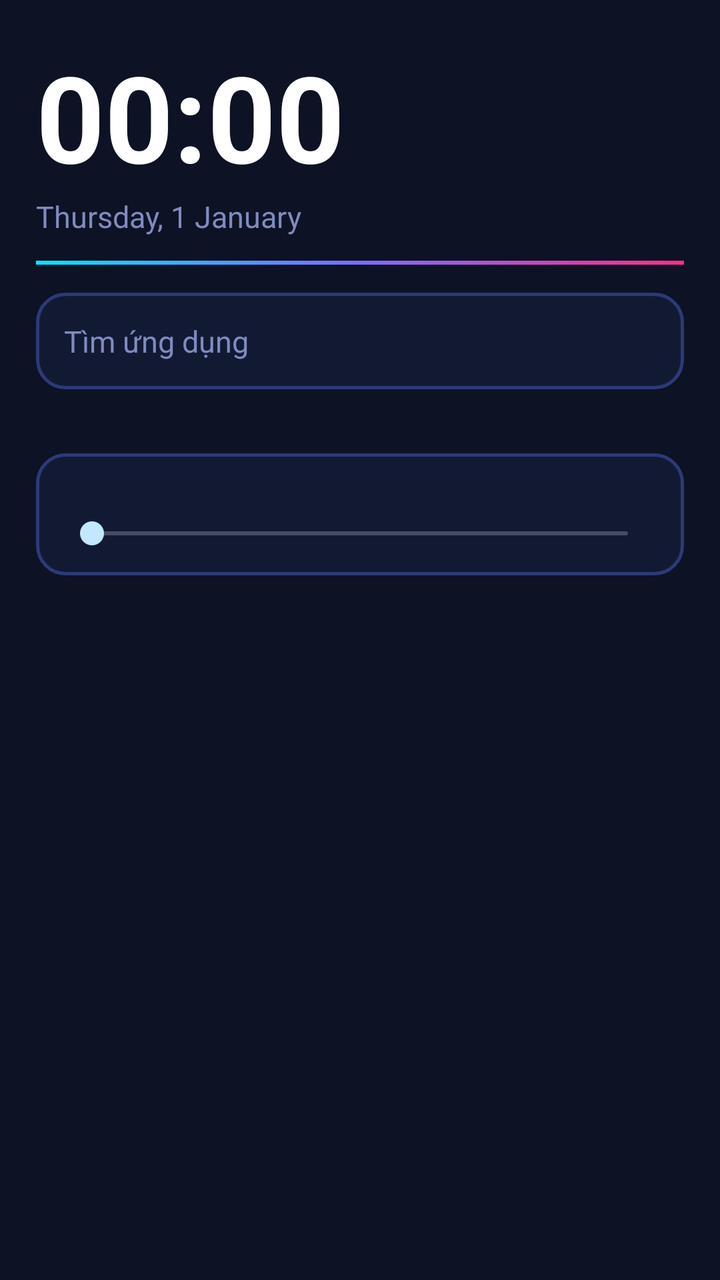
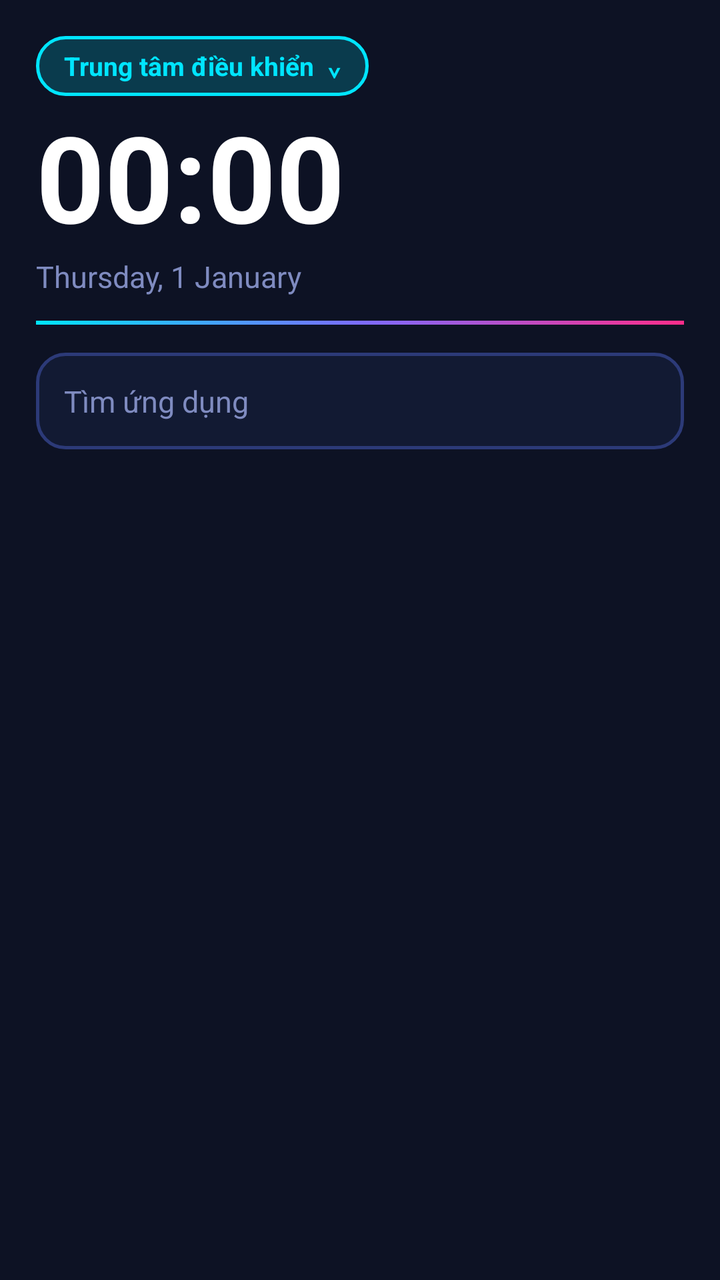

Compare the two renders of this Android layout. The source of the first and the diff that turns it into the second are given below.
<!-- AndroidManifest.xml: application theme AppTheme -->
<!-- res/layout/activity_main.xml -->
<?xml version="1.0" encoding="utf-8"?>
<FrameLayout xmlns:android="http://schemas.android.com/apk/res/android"
    android:layout_width="match_parent"
    android:layout_height="match_parent"
    android:background="#0D1224">

    <LinearLayout
        android:layout_width="match_parent"
        android:layout_height="match_parent"
        android:orientation="vertical">

        <ScrollView
            android:layout_width="match_parent"
            android:layout_height="0dp"
            android:layout_weight="1"
            android:scrollbars="none">

            <LinearLayout
                android:layout_width="match_parent"
                android:layout_height="wrap_content"
                android:orientation="vertical"
                android:padding="18dp">

                <TextClock
                    android:id="@+id/clock"
                    android:layout_width="wrap_content"
                    android:layout_height="wrap_content"
                    android:format12Hour="HH:mm"
                    android:format24Hour="HH:mm"
                    android:textColor="#FFFFFF"
                    android:textSize="60sp"
                    android:textStyle="bold" />

                <LinearLayout
                    android:layout_width="match_parent"
                    android:layout_height="wrap_content"
                    android:orientation="horizontal">

                    <TextClock
                        android:id="@+id/date"
                        android:layout_width="0dp"
                        android:layout_height="wrap_content"
                        android:layout_weight="1"
                        android:format12Hour="EEEE, d MMMM"
                        android:format24Hour="EEEE, d MMMM"
                        android:textColor="#7F8BC0"
                        android:textSize="15sp" />

                    <TextView
                        android:id="@+id/battery"
                        android:layout_width="wrap_content"
                        android:layout_height="wrap_content"
                        android:textColor="#FFAB00"
                        android:textSize="15sp"
                        android:textStyle="bold" />
                </LinearLayout>

                <View
                    android:layout_width="match_parent"
                    android:layout_height="2dp"
                    android:layout_marginTop="12dp"
                    android:background="@drawable/bg_rule" />

                <TextView
                    android:id="@+id/searchBar"
                    android:layout_width="match_parent"
                    android:layout_height="wrap_content"
                    android:layout_marginTop="14dp"
                    android:background="@drawable/bg_panel"
                    android:padding="14dp"
                    android:text="Tìm ứng dụng"
                    android:textColor="#7F8BC0"
                    android:textSize="15sp" />

                <LinearLayout
                    android:id="@+id/quickRow"
                    android:layout_width="match_parent"
                    android:layout_height="wrap_content"
                    android:layout_marginTop="12dp"
                    android:orientation="horizontal" />

                <GridLayout
                    android:id="@+id/favGrid"
                    android:layout_width="match_parent"
                    android:layout_height="wrap_content"
                    android:layout_marginTop="8dp"
                    android:columnCount="4" />

                <LinearLayout
                    android:layout_width="match_parent"
                    android:layout_height="wrap_content"
                    android:layout_marginTop="12dp"
                    android:background="@drawable/bg_panel"
                    android:orientation="vertical"
                    android:padding="12dp">

                    <TextView
                        android:id="@+id/volLabel"
                        android:layout_width="match_parent"
                        android:layout_height="wrap_content"
                        android:textColor="#00E5FF"
                        android:textSize="14sp"
                        android:textStyle="bold" />

                    <SeekBar
                        android:id="@+id/vol"
                        android:layout_width="match_parent"
                        android:layout_height="wrap_content" />
                </LinearLayout>
            </LinearLayout>
        </ScrollView>

        <LinearLayout
            android:id="@+id/dock"
            android:layout_width="match_parent"
            android:layout_height="wrap_content"
            android:orientation="horizontal"
            android:paddingBottom="10dp"
            android:paddingLeft="14dp"
            android:paddingRight="14dp"
            android:paddingTop="6dp" />
    </LinearLayout>

    <LinearLayout
        android:id="@+id/drawer"
        android:layout_width="match_parent"
        android:layout_height="match_parent"
        android:background="#0D1224"
        android:orientation="vertical"
        android:padding="16dp"
        android:visibility="gone">

        <EditText
            android:id="@+id/search"
            android:layout_width="match_parent"
            android:layout_height="wrap_content"
            android:background="@drawable/bg_panel"
            android:hint="Tìm ứng dụng"
            android:inputType="text"
            android:maxLines="1"
            android:padding="14dp"
            android:textColor="#FFFFFF"
            android:textColorHint="#7F8BC0"
            android:textSize="15sp" />

        <GridView
            android:id="@+id/appGrid"
            android:layout_width="match_parent"
            android:layout_height="0dp"
            android:layout_marginTop="10dp"
            android:layout_weight="1"
            android:horizontalSpacing="4dp"
            android:numColumns="4"
            android:verticalSpacing="8dp" />
    </LinearLayout>
</FrameLayout>
<!-- resources referenced by this layout -->
<resources>
  <!-- drawable bg_panel (drawable) -->
  <?xml version="1.0" encoding="utf-8"?>
  <shape xmlns:android="http://schemas.android.com/apk/res/android" android:shape="rectangle">
      <solid android:color="#121A33" />
      <stroke android:width="1.5dp" android:color="#2C3A78" />
      <corners android:radius="14dp" />
  </shape>
  <!-- drawable bg_rule (drawable) -->
  <?xml version="1.0" encoding="utf-8"?>
  <shape xmlns:android="http://schemas.android.com/apk/res/android" android:shape="rectangle">
      <gradient android:angle="0" android:startColor="#00E5FF" android:centerColor="#7B6CFF" android:endColor="#FF2D8A" />
  </shape>
  <style name="AppTheme" parent="android:Theme.DeviceDefault.NoActionBar">
          <item name="android:windowBackground">@android:color/black</item>
          <item name="android:statusBarColor">#0D1224</item>
          <item name="android:navigationBarColor">#0D1224</item>
      </style>
</resources>

<!-- the commit's change to res/layout/activity_main.xml (unified diff, before → after) -->
@@ -20,6 +20,20 @@
                 android:layout_height="wrap_content"
                 android:orientation="vertical"
                 android:padding="18dp">
+
+                <TextView
+                    android:id="@+id/ctlBtn"
+                    android:layout_width="wrap_content"
+                    android:layout_height="wrap_content"
+                    android:background="@drawable/bg_accent"
+                    android:paddingBottom="6dp"
+                    android:paddingLeft="14dp"
+                    android:paddingRight="14dp"
+                    android:paddingTop="6dp"
+                    android:text="Trung tâm điều khiển  ⌄"
+                    android:textColor="#00E5FF"
+                    android:textSize="13sp"
+                    android:textStyle="bold" />
 
                 <TextClock
                     android:id="@+id/clock"
@@ -72,13 +86,6 @@
                     android:textColor="#7F8BC0"
                     android:textSize="15sp" />
 
-                <LinearLayout
-                    android:id="@+id/quickRow"
-                    android:layout_width="match_parent"
-                    android:layout_height="wrap_content"
-                    android:layout_marginTop="12dp"
-                    android:orientation="horizontal" />
-
                 <GridLayout
                     android:id="@+id/favGrid"
                     android:layout_width="match_parent"
@@ -86,27 +93,7 @@
                     android:layout_marginTop="8dp"
                     android:columnCount="4" />
 
-                <LinearLayout
-                    android:layout_width="match_parent"
-                    android:layout_height="wrap_content"
-                    android:layout_marginTop="12dp"
-                    android:background="@drawable/bg_panel"
-                    android:orientation="vertical"
-                    android:padding="12dp">
-
-                    <TextView
-                        android:id="@+id/volLabel"
-                        android:layout_width="match_parent"
-                        android:layout_height="wrap_content"
-                        android:textColor="#00E5FF"
-                        android:textSize="14sp"
-                        android:textStyle="bold" />
-
-                    <SeekBar
-                        android:id="@+id/vol"
-                        android:layout_width="match_parent"
-                        android:layout_height="wrap_content" />
-                </LinearLayout>
+                
             </LinearLayout>
         </ScrollView>
 
@@ -153,4 +140,80 @@
             android:numColumns="4"
             android:verticalSpacing="8dp" />
     </LinearLayout>
+
+    <LinearLayout
+        android:id="@+id/ccPanel"
+        android:layout_width="match_parent"
+        android:layout_height="match_parent"
+        android:background="#F20D1224"
+        android:orientation="vertical"
+        android:paddingBottom="8dp"
+        android:paddingLeft="14dp"
+        android:paddingRight="14dp"
+        android:paddingTop="14dp"
+        android:visibility="gone">
+
+        <LinearLayout
+            android:id="@+id/ccHeader"
+            android:layout_width="match_parent"
+            android:layout_height="wrap_content"
+            android:orientation="vertical">
+
+            <LinearLayout
+                android:layout_width="match_parent"
+                android:layout_height="wrap_content"
+                android:orientation="horizontal">
+
+                <TextView
+                    android:layout_width="0dp"
+                    android:layout_height="wrap_content"
+                    android:layout_weight="1"
+                    android:text="Trung tâm điều khiển"
+                    android:textColor="#00E5FF"
+                    android:textSize="18sp"
+                    android:textStyle="bold" />
+
+                <TextView
+                    android:id="@+id/ccSettings"
+                    android:layout_width="wrap_content"
+                    android:layout_height="wrap_content"
+                    android:padding="6dp"
+                    android:text="⚙"
+                    android:textColor="#FFFFFF"
+                    android:textSize="24sp" />
+            </LinearLayout>
+
+            <TextView
+                android:id="@+id/ccInfo"
+                android:layout_width="match_parent"
+                android:layout_height="wrap_content"
+                android:layout_marginTop="4dp"
+                android:textColor="#7F8BC0"
+                android:textSize="14sp" />
+        </LinearLayout>
+
+        <ScrollView
+            android:layout_width="match_parent"
+            android:layout_height="0dp"
+            android:layout_marginTop="10dp"
+            android:layout_weight="1"
+            android:scrollbars="none">
+
+            <GridLayout
+                android:id="@+id/ccGrid"
+                android:layout_width="match_parent"
+                android:layout_height="wrap_content"
+                android:columnCount="4" />
+        </ScrollView>
+
+        <TextView
+            android:id="@+id/ccFooter"
+            android:layout_width="match_parent"
+            android:layout_height="wrap_content"
+            android:gravity="center"
+            android:padding="14dp"
+            android:text="⌃  Vuốt lên hoặc chạm để đóng"
+            android:textColor="#7F8BC0"
+            android:textSize="13sp" />
+    </LinearLayout>
 </FrameLayout>
<!-- resource entries referenced after the edit -->
@@ -1,5 +1,12 @@
 <!-- resources referenced by this layout -->
 <resources>
+  <!-- drawable bg_accent (drawable) -->
+  <?xml version="1.0" encoding="utf-8"?>
+  <shape xmlns:android="http://schemas.android.com/apk/res/android" android:shape="rectangle">
+      <solid android:color="#0A3B4D" />
+      <stroke android:width="1.5dp" android:color="#00E5FF" />
+      <corners android:radius="14dp" />
+  </shape>
   <!-- drawable bg_panel (drawable) -->
   <?xml version="1.0" encoding="utf-8"?>
   <shape xmlns:android="http://schemas.android.com/apk/res/android" android:shape="rectangle">
